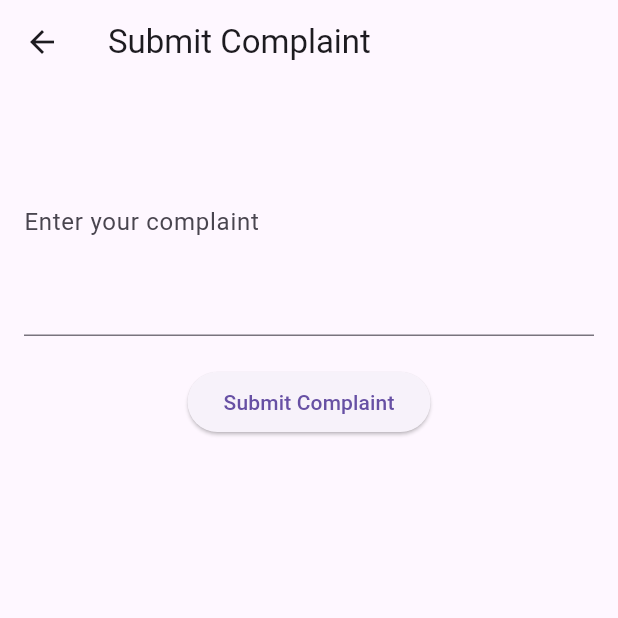
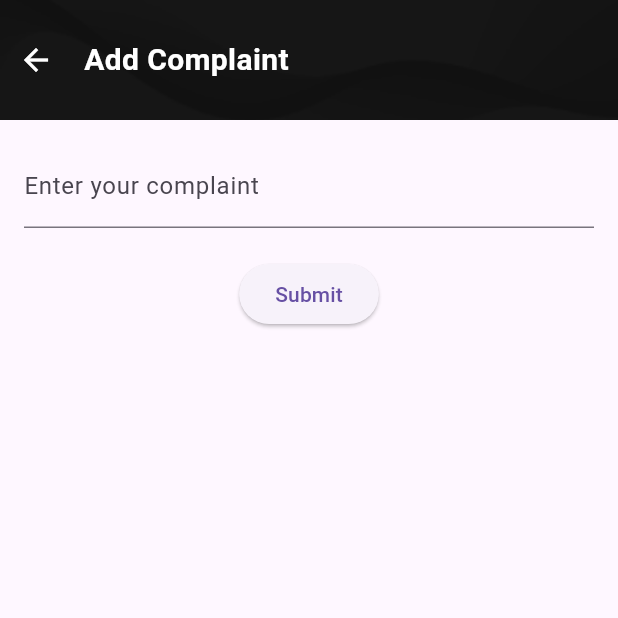
Before and after one commit to WeezyF0/Sororia, a Flutter app: the AddComplaintScreen screen opened by its route, on a phone screen of 412 x 824 dp, the top half of it. Run offline on Flutter 3.47's test engine with Material 3 defaults, Android fonts, the phone set to English and light mode, and no system bars; our stand-ins replace cloud_firestore, firebase_auth, firebase_core, flutter_dotenv, flutter_map, geocoding and 3 more; accounts and stored records are empty.

Commit message:
fixed the frontend i had fucked up xD

```diff
--- a/lib/screens/add_complaint_screen.dart
+++ b/lib/screens/add_complaint_screen.dart
@@ -96,25 +96,21 @@ class _AddComplaintScreenState extends State<AddComplaintScreen> {
       systemInstruction: Content.system('You will be given a complaint about a specific issue in a particular place formalize it, into the format having location, time stamp, the broader types need to be marked as true, and also try be as honest as you can about the issue no alteration'),
     );
 
-    // Start a fresh chat without the example in history
     final chat = model.startChat();
-
-    // Send your complaint as a multi-part message like in the example
     final response = await chat.sendMessage(Content.multi([
-        TextPart(complaintText),
+      TextPart(complaintText),
     ]));
 
-    print("Raw response: ${response.text}"); // Debug print
+    print("Raw response: ${response.text}");
 
     if (response.text == null) {
       return null;
     }
 
     try {
-      // Clean up the response text by removing 'json' prefix if present
       String cleanJson = response.text!.replaceAll('json\n', '');
       final result = jsonDecode(cleanJson);
-      print("Parsed result: $result"); // Debug print
+      print("Parsed result: $result");
       return result;
     } catch (e) {
       print("Error parsing Gemini response: $e");
@@ -122,7 +118,6 @@ class _AddComplaintScreenState extends State<AddComplaintScreen> {
       return null;
     }
   }
-
 
   Future<void> _submitComplaint(BuildContext context) async {
     String complaintText = _controller.text.trim();
@@ -156,7 +151,7 @@ class _AddComplaintScreenState extends State<AddComplaintScreen> {
         "latitude": position.latitude,
         "longitude": position.longitude,
         "location": locationName,
-        "text": structuredComplaint?["Text_description"] ?? complaintText, // Use the processed description
+        "text": structuredComplaint?["Text_description"] ?? complaintText,
         "timestamp": timestamp,
         "user_id": userId
       };
@@ -180,22 +175,59 @@ class _AddComplaintScreenState extends State<AddComplaintScreen> {
   @override
   Widget build(BuildContext context) {
     return Scaffold(
-      appBar: AppBar(title: Text("Submit Complaint")),
+      appBar: PreferredSize(
+        preferredSize: const Size.fromHeight(80.0),
+        child: AppBar(
+          automaticallyImplyLeading: false,
+          backgroundColor: Colors.transparent,
+          elevation: 0,
+          flexibleSpace: Container(
+            decoration: const BoxDecoration(
+              image: DecorationImage(
+                image: AssetImage('assets/images/appBar_bg.png'),
+                fit: BoxFit.cover,
+              ),
+            ),
+            child: SafeArea(
+              child: Center(
+                child: Row(
+                  mainAxisAlignment: MainAxisAlignment.start,
+                  crossAxisAlignment: CrossAxisAlignment.center,
+                  children: [
+                    IconButton(
+                      icon: const Icon(Icons.arrow_back, color: Colors.white),
+                      onPressed: () => Navigator.pop(context),
+                    ),
+                    const SizedBox(width: 8),
+                    const Text(
+                      "Add Complaint",
+                      style: TextStyle(
+                        color: Colors.white,
+                        fontSize: 20,
+                        fontWeight: FontWeight.bold,
+                      ),
+                    ),
+                  ],
+                ),
+              ),
+            ),
+          ),
+        ),
+      ),
       body: Padding(
-        padding: EdgeInsets.all(16.0),
+        padding: const EdgeInsets.all(16.0),
         child: Column(
           children: [
             TextField(
               controller: _controller,
-              decoration: InputDecoration(labelText: "Enter your complaint"),
-              maxLines: 5,
+              decoration: const InputDecoration(labelText: "Enter your complaint"),
             ),
-            SizedBox(height: 20),
+            const SizedBox(height: 20),
             _isLoading
-                ? CircularProgressIndicator()
+                ? const CircularProgressIndicator()
                 : ElevatedButton(
                     onPressed: () => _submitComplaint(context),
-                    child: Text("Submit Complaint"),
+                    child: const Text("Submit"),
                   ),
           ],
         ),
```
